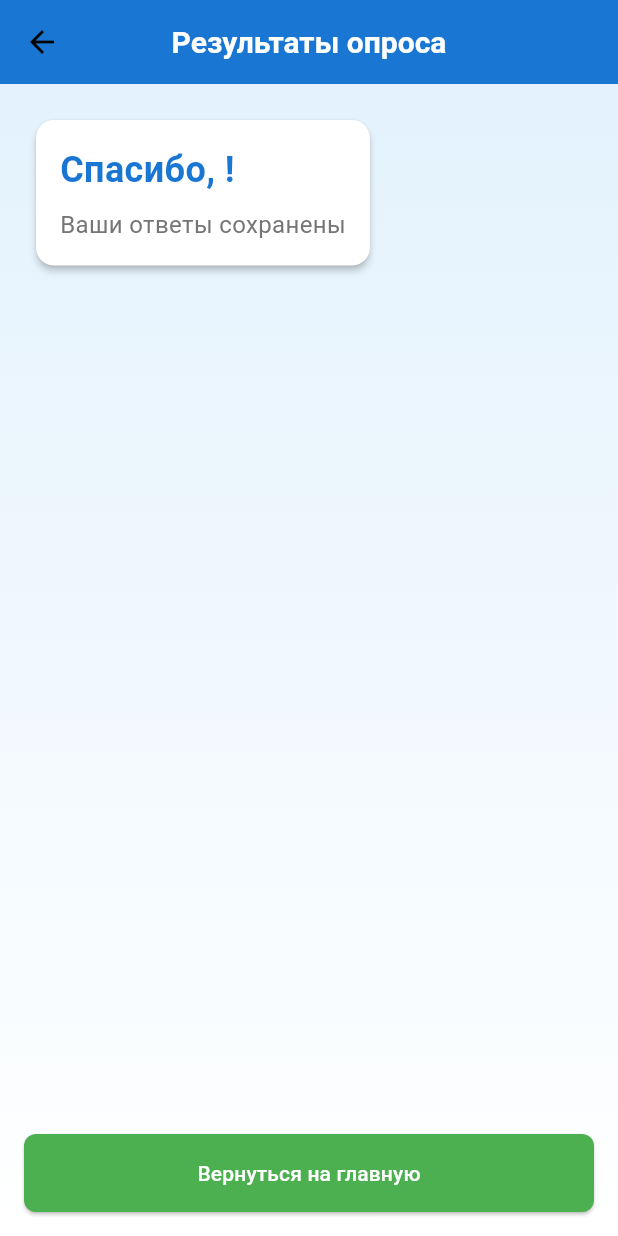
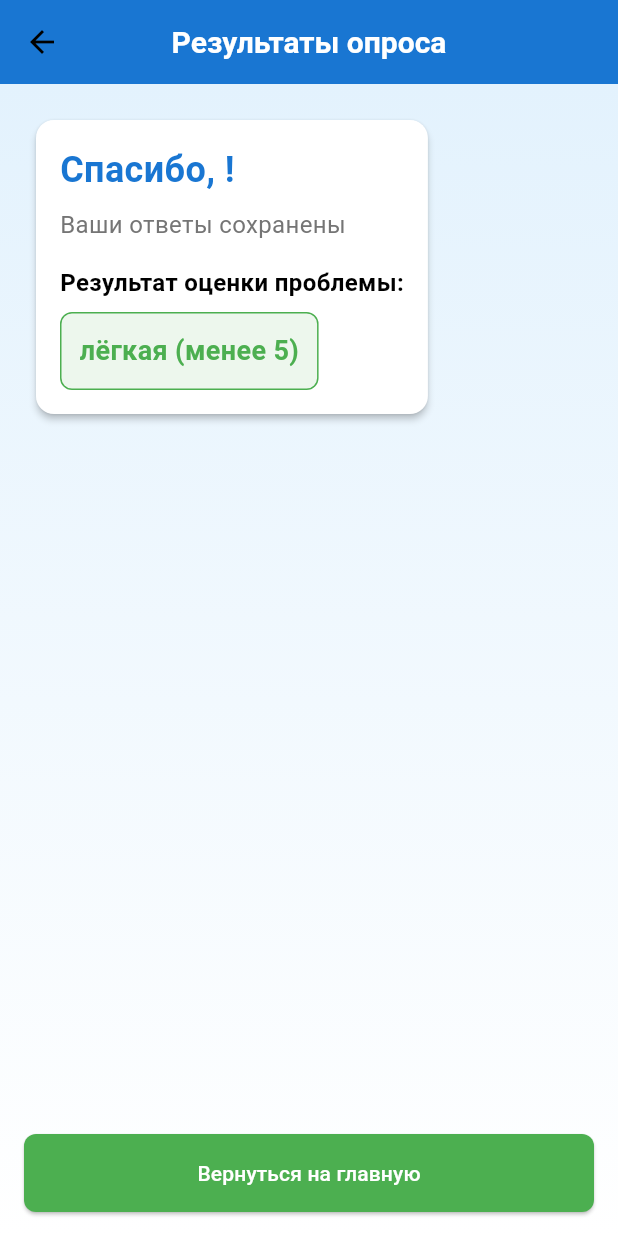
Before and after one commit to Apo1on/DocHelp, a Flutter app: the ResultsScreen screen opened directly with empty values, on a phone screen of 412 x 824 dp. Run offline on Flutter 3.47's test engine with Material 3 defaults, Android fonts, the phone set to English and light mode, and no system bars; our stand-ins replace shared_preferences; accounts and stored records are empty.

Commit message:
Добавлены иконки, суммируется результат первых трех вопросов

```diff
--- a/lib/models/question.dart
+++ b/lib/models/question.dart
@@ -1,10 +1,10 @@
 class Question {
   final String text;
   final List<String> answers;
-  final String? gifUrl;
+  final String? gifAssetPath;
   Question({
     required this.text,
     required this.answers,
-    this.gifUrl, // gifUrl может быть null
+    this.gifAssetPath,
   });
 }
--- a/lib/screens/results_screen.dart
+++ b/lib/screens/results_screen.dart
@@ -7,8 +7,27 @@ class ResultsScreen extends StatelessWidget {
 
   const ResultsScreen({Key? key, required this.userName, required this.answers}) : super(key: key);
 
+  String _calculateProblemSeverity() {
+    // Суммируем числовые значения первых 3 ответов
+    int sum = 0;
+    for (int i = 0; i < 3 && i < answers.length; i++) {
+      try {
+        sum += int.tryParse(answers[i] ?? '0') ?? 0;
+      } catch (e) {
+        // В случае ошибки просто игнорируем этот ответ
+      }
+    }
+
+    // Определяем уровень проблемы
+    if (sum < 5) return 'лёгкая (менее 5)';
+    if (sum <= 10) return 'средняя (от 5 до 10)';
+    return 'тяжёлая (10+)';
+  }
+
   @override
   Widget build(BuildContext context) {
+    final problemSeverity = _calculateProblemSeverity();
+
     return Scaffold(
       appBar: AppBar(
         title: const Text('Результаты опроса'),
@@ -47,6 +66,34 @@ class ResultsScreen extends StatelessWidget {
                         style: TextStyle(
                           fontSize: 16,
                           color: Colors.grey[600],
+                        ),
+                      ),
+                      SizedBox(height: 16),
+                      Text(
+                        'Результат оценки проблемы:',
+                        style: TextStyle(
+                          fontSize: 16,
+                          fontWeight: FontWeight.bold,
+                        ),
+                      ),
+                      SizedBox(height: 8),
+                      Container(
+                        padding: EdgeInsets.all(12),
+                        decoration: BoxDecoration(
+                          color: _getSeverityColor(problemSeverity).withOpacity(0.1),
+                          borderRadius: BorderRadius.circular(8),
+                          border: Border.all(
+                            color: _getSeverityColor(problemSeverity),
+                            width: 1,
+                          ),
+                        ),
+                        child: Text(
+                          problemSeverity,
+                          style: TextStyle(
+                            fontSize: 18,
+                            fontWeight: FontWeight.bold,
+                            color: _getSeverityColor(problemSeverity),
+                          ),
                         ),
                       ),
                     ],
@@ -131,4 +178,10 @@ class ResultsScreen extends StatelessWidget {
       ),
     );
   }
+
+  Color _getSeverityColor(String severity) {
+    if (severity.contains('лёгкая')) return Colors.green;
+    if (severity.contains('средняя')) return Colors.orange;
+    return Colors.red;
+  }
 }
--- a/lib/screens/userdata_screen.dart
+++ b/lib/screens/userdata_screen.dart
@@ -42,9 +42,9 @@ class _UserDataScreenState extends State<UserDataScreen> {
                 textCapitalization: TextCapitalization.words,
                 inputFormatters: [
                   FilteringTextInputFormatter.allow(
-                    RegExp(r'[а-яА-ЯёЁa-zA-Z\s-]'), // Разрешаем русские/английские буквы, пробелы и дефисы
+                    RegExp(r'[а-яА-ЯёЁa-zA-Z\s-]'), // русские/английские буквы, пробелы и дефисы
                   ),
-                  LengthLimitingTextInputFormatter(50), // Ограничение длины
+                  LengthLimitingTextInputFormatter(50), // макс длина 50
                 ],
                 decoration: const InputDecoration(
                   labelText: 'Ваше имя',
```
Also changed, not shown: lib/main.dart (+6 -6 lines), lib/screens/questionnaire_screen.dart (+13 -13 lines), pubspec.yaml (+7 -1 lines), assets/gif/PlaceHolder1.gif (added), assets/gif/PlaceHolder2.gif (added), assets/gif/PlaceHolder3.gif (added), assets/gif/PlaceHolder4.gif (added), assets/icon.png (added), lib/photo_2025-04-15_12-23-27.jpg (added), pubspec.lock (added), 21 other files.
